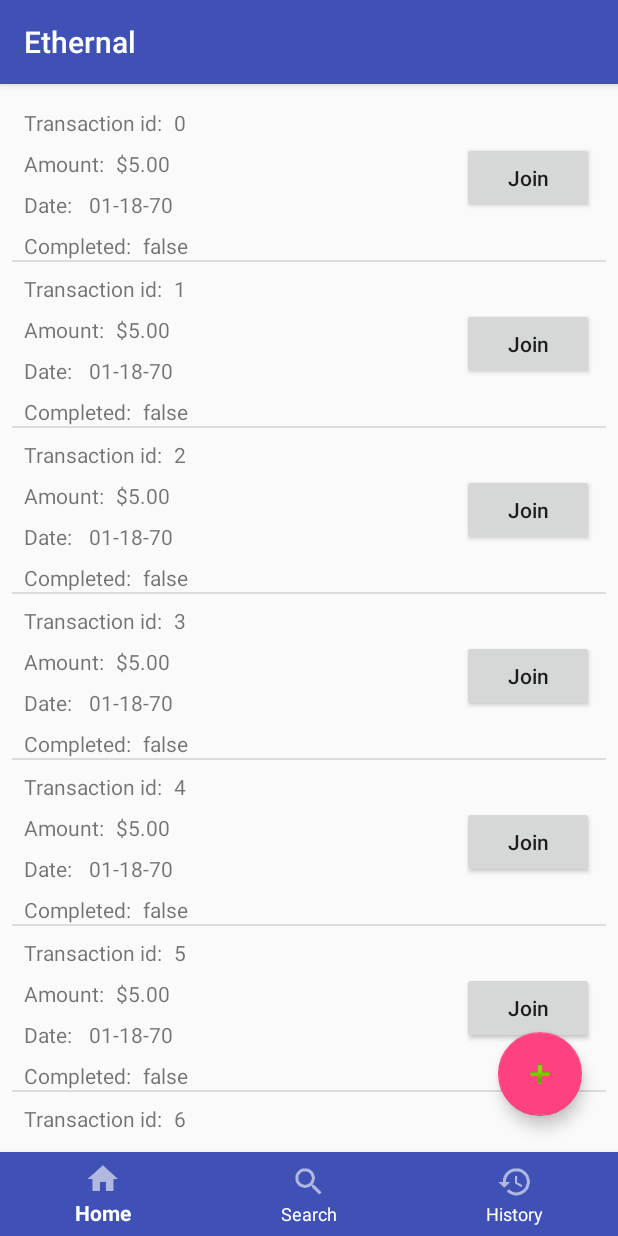
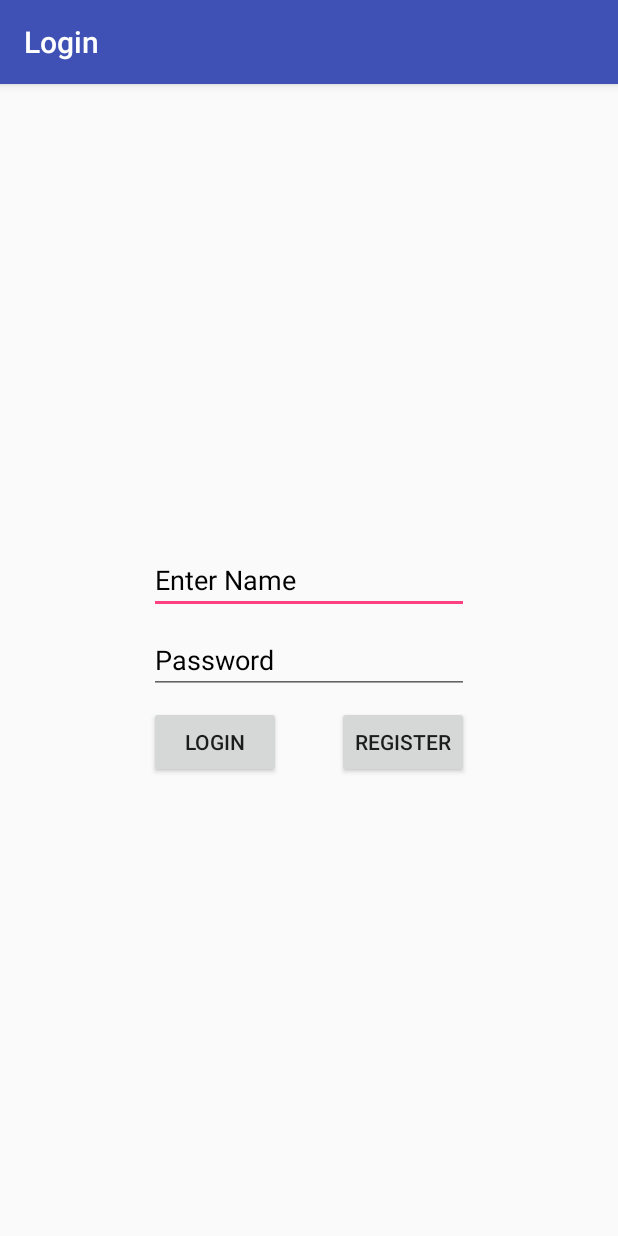
Before and after one commit to 11Derek11/CEN4020-SE, an Android app: the screen it shows after launch (MainActivity before the commit, LoginActivity after it), on a phone screen of 412 x 824 dp. Run offline under Robolectric (Android 15) with nearby library versions, the phone set to English and light mode, and no system bars; our stand-ins replace Volley.

Commit message:
login enabled

```diff
--- a/app/build.gradle
+++ b/app/build.gradle
@@ -24,6 +24,7 @@ dependencies {
     implementation 'com.android.support.constraint:constraint-layout:1.0.2'
     implementation 'com.android.support:support-v4:26.1.0'
     implementation 'com.android.support:recyclerview-v7:26.1.0'
+    compile 'com.android.volley:volley:1.1.0'
     testImplementation 'junit:junit:4.12'
     androidTestImplementation 'com.android.support.test:runner:1.0.1'
     androidTestImplementation 'com.android.support.test.espresso:espresso-core:3.0.1'
--- a/app/src/main/java/com/example/redent0r/ethernal/HomeFragment.java
+++ b/app/src/main/java/com/example/redent0r/ethernal/HomeFragment.java
@@ -60,7 +60,7 @@ public class HomeFragment extends Fragment {
             }
         });
 
-        greetingClient = new GreetingClient(this);
+        //greetingClient = new GreetingClient(this);
 
         return v;
     }
--- a/app/src/main/java/com/example/redent0r/ethernal/LotteryAdapter.java
+++ b/app/src/main/java/com/example/redent0r/ethernal/LotteryAdapter.java
@@ -9,6 +9,7 @@ import android.view.View;
 import android.view.ViewGroup;
 import android.widget.ArrayAdapter;
 import android.widget.TextView;
+import android.widget.Toast;
 
 import java.text.NumberFormat;
 import java.text.SimpleDateFormat;
@@ -30,8 +31,6 @@ public class LotteryAdapter extends ArrayAdapter<Lottery> {
     public LotteryAdapter(@NonNull Context context, int resource, @NonNull List<Lottery> objects) {
         super(context, resource, objects);
     }
-
-
 
     @NonNull
     @Override
--- a/app/src/main/res/layout/activity_login.xml
+++ b/app/src/main/res/layout/activity_login.xml
@@ -1,62 +1,73 @@
 <?xml version="1.0" encoding="utf-8"?>
-<RelativeLayout xmlns:android = "http://schemas.android.com/apk/res/android"
+<android.support.constraint.ConstraintLayout xmlns:android = "http://schemas.android.com/apk/res/android"
+    xmlns:app="http://schemas.android.com/apk/res-auto"
     xmlns:tools = "http://schemas.android.com/tools" android:layout_width="match_parent"
     android:layout_height = "match_parent" android:paddingLeft= "0dp"
     android:paddingRight = "0dp"
     android:paddingTop = "0dp"
     android:paddingBottom = "0dp" tools:context = ".MainActivity">
 
-    <TextView android:text = "Login" android:layout_width="wrap_content"
-        android:layout_height = "wrap_content"
-        android:id = "@+id/textview"
-        android:textSize = "35dp"
-        android:layout_alignParentTop = "true"
-        android:layout_centerHorizontal = "true" />
-
     <EditText
-        android:id="@+id/editText"
-        android:layout_width="wrap_content"
+        android:id="@+id/etUserName"
+        android:layout_width="0dp"
         android:layout_height="wrap_content"
         android:layout_alignParentEnd="true"
         android:layout_alignParentLeft="true"
         android:layout_alignParentRight="true"
         android:layout_alignParentStart="true"
-        android:layout_marginTop="46dp"
+        android:layout_marginBottom="8dp"
         android:focusable="true"
         android:hint="Enter Name"
         android:textColorHighlight="#ff7eff15"
-        android:textColorHint="@android:color/background_dark" />
+        android:textColorHint="@android:color/background_dark"
+        app:layout_constraintBottom_toTopOf="@+id/etPassword"
+        app:layout_constraintEnd_toEndOf="@+id/etPassword"
+        app:layout_constraintStart_toStartOf="@+id/etPassword" />
 
     <EditText
-        android:id="@+id/editText2"
+        android:id="@+id/etPassword"
         android:layout_width="wrap_content"
         android:layout_height="wrap_content"
-        android:layout_alignEnd="@+id/editText"
+        android:layout_alignEnd="@+id/etUserName"
         android:layout_alignParentLeft="true"
         android:layout_alignParentStart="true"
-        android:layout_alignRight="@+id/editText"
-        android:layout_below="@+id/editText"
+        android:layout_alignRight="@+id/etUserName"
+        android:layout_below="@+id/etUserName"
+        android:layout_marginBottom="8dp"
+        android:layout_marginEnd="8dp"
+        android:layout_marginStart="8dp"
+        android:layout_marginTop="8dp"
         android:ems="10"
         android:hint="Password"
         android:inputType="textPassword"
-        android:textColorHint="@android:color/background_dark" />
+        android:textColorHint="@android:color/background_dark"
+        app:layout_constraintBottom_toBottomOf="parent"
+        app:layout_constraintEnd_toEndOf="parent"
+        app:layout_constraintStart_toStartOf="parent"
+        app:layout_constraintTop_toTopOf="parent" />
 
     <Button
+        android:id="@+id/btnLogin"
         android:layout_width="wrap_content"
         android:layout_height="wrap_content"
-        android:text="login"
-        android:id="@+id/button"
         android:layout_alignParentBottom="true"
+        android:layout_marginTop="8dp"
         android:layout_toLeftOf="@+id/textview"
-        android:layout_toStartOf="@+id/textview" />
+        android:layout_toStartOf="@+id/textview"
+        android:text="Login"
+        app:layout_constraintStart_toStartOf="@+id/etPassword"
+        app:layout_constraintTop_toBottomOf="@+id/etPassword" />
 
     <Button
+        android:id="@+id/btnRegister"
         android:layout_width="wrap_content"
         android:layout_height="wrap_content"
-        android:text="Cancel"
-        android:id="@+id/button2"
         android:layout_alignParentBottom="true"
+        android:layout_marginTop="8dp"
+        android:layout_toEndOf="@+id/textview"
         android:layout_toRightOf="@+id/textview"
-        android:layout_toEndOf="@+id/textview" />
+        android:text="Register"
+        app:layout_constraintEnd_toEndOf="@+id/etPassword"
+        app:layout_constraintTop_toBottomOf="@+id/etPassword" />
 
-</RelativeLayout>
+</android.support.constraint.ConstraintLayout>
--- a/app/src/main/res/layout/item_lottery.xml
+++ b/app/src/main/res/layout/item_lottery.xml
@@ -82,16 +82,4 @@
         app:layout_constraintStart_toEndOf="@+id/textView7"
         tools:text="0" />
 
-    <Button
-        android:id="@+id/btnJoin"
-        android:layout_width="wrap_content"
-        android:layout_height="wrap_content"
-        android:layout_marginBottom="8dp"
-        android:layout_marginEnd="8dp"
-        android:layout_marginTop="8dp"
-        android:text="Join"
-        android:textAllCaps="false"
-        app:layout_constraintBottom_toBottomOf="parent"
-        app:layout_constraintEnd_toEndOf="parent"
-        app:layout_constraintTop_toTopOf="parent" />
 </android.support.constraint.ConstraintLayout>
```
Also changed, not shown: app/src/main/AndroidManifest.xml (+10 -3 lines), app/src/main/java/com/example/redent0r/ethernal/GreetingClient.java (+5 -9 lines), app/src/main/java/com/example/redent0r/ethernal/LoginActivity.java (+82 -26 lines), app/src/main/java/com/example/redent0r/ethernal/MainActivity.java (+14 -1 lines), app/src/main/java/com/example/redent0r/ethernal/NewLottery.java (+48 -1 lines), app/src/main/res/layout/activity_new_lottery.xml (+17 -9 lines).
